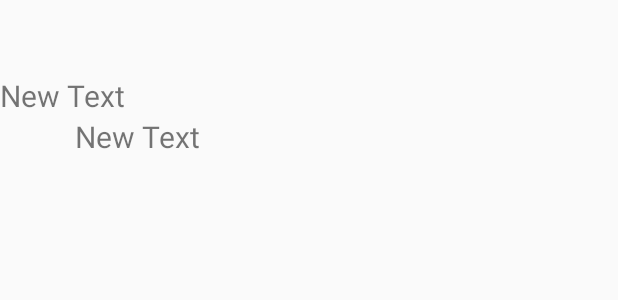
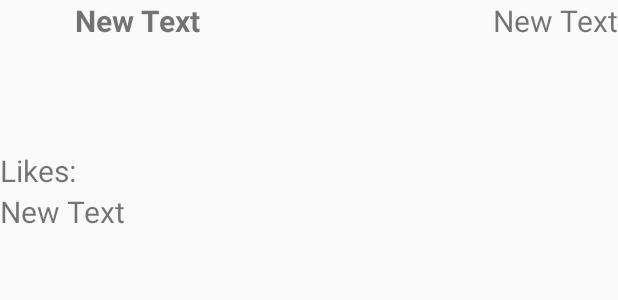
Before and after one commit to vimalathithanr/InstagramViewer, an Android app: the layout item_photo.xml on its own in the app's theme, with its tools: preview values and no code run, on a phone screen of 412 x 824 dp. Shown: the top 300 px of the screen. Run offline under Robolectric (Android 15) with nearby library versions, the phone set to English and light mode, and no system bars.

Commit message:
Mandatory requirements done.

```diff
--- a/app/build.gradle
+++ b/app/build.gradle
@@ -26,4 +26,5 @@ dependencies {
     compile 'com.android.support:design:23.1.1'
     compile 'com.loopj.android:android-async-http:1.4.9'
     compile 'com.squareup.picasso:picasso:2.5.2'
+    compile 'org.ocpsoft.prettytime:prettytime:1.0.8.Final'
 }
--- a/app/src/main/java/com/vimal/instagramviewer/InstagramPhoto.java
+++ b/app/src/main/java/com/vimal/instagramviewer/InstagramPhoto.java
@@ -10,6 +10,7 @@ public class InstagramPhoto {
     public int imageHeight;
     public int likesCount;
     public String profileUrl;
+    public long timeCreated;
 
 
 
--- a/app/src/main/res/layout/item_photo.xml
+++ b/app/src/main/res/layout/item_photo.xml
@@ -2,6 +2,36 @@
 <RelativeLayout xmlns:android="http://schemas.android.com/apk/res/android"
     android:layout_width="match_parent"
     android:layout_height="match_parent">
+
+    <ImageView
+        android:layout_width="50dp"
+        android:layout_height="wrap_content"
+        android:id="@+id/ivProfilePhoto"
+        android:minHeight="50dp"
+        android:layout_alignParentTop="true"
+        android:layout_alignParentLeft="true"
+        android:layout_alignParentStart="true" />
+
+    <TextView
+        android:layout_width="wrap_content"
+        android:layout_height="wrap_content"
+        android:text="New Text"
+        android:textSize="20sp"
+        android:id="@+id/tvUserName"
+        android:textStyle="bold"
+        android:layout_alignTop="@+id/ivProfilePhoto"
+        android:layout_toRightOf="@+id/ivProfilePhoto"
+        android:layout_toEndOf="@+id/ivProfilePhoto" />
+
+    <TextView
+        android:layout_width="wrap_content"
+        android:layout_height="wrap_content"
+        android:text="New Text"
+        android:textSize="20sp"
+        android:id="@+id/tvTime"
+        android:layout_alignParentTop="true"
+        android:layout_alignParentRight="true" />
+
 
     <ImageView
         android:layout_width="match_parent"
@@ -10,7 +40,16 @@
         android:adjustViewBounds="true"
         android:scaleType="fitXY"
         android:minHeight="50dp"
-        android:layout_alignParentTop="true"
+        android:layout_below="@+id/ivProfilePhoto" />
+
+    <TextView
+        android:layout_width="wrap_content"
+        android:layout_height="wrap_content"
+        android:text="Likes:"
+        android:id="@+id/tvLikes"
+        android:textSize="20sp"
+        android:ellipsize="end"
+        android:layout_below="@+id/ivPhoto"
         android:layout_alignParentLeft="true"
         android:layout_alignParentStart="true" />
 
@@ -22,27 +61,18 @@
         android:textSize="20sp"
         android:maxLines="3"
         android:ellipsize="end"
-        android:layout_below="@+id/ivPhoto"
-        android:layout_alignParentLeft="true"
-        android:layout_alignParentStart="true" />
-
-    <ImageView
-        android:layout_width="50dp"
-        android:layout_height="wrap_content"
-        android:id="@+id/ivProfilePhoto"
-        android:layout_below="@+id/tvCaption"
-        android:minHeight="50dp"
+        android:layout_below="@+id/tvLikes"
         android:layout_alignParentLeft="true"
         android:layout_alignParentStart="true" />
 
     <TextView
         android:layout_width="wrap_content"
         android:layout_height="wrap_content"
-        android:text="New Text"
-        android:textSize="20sp"
-        android:id="@+id/tvUserName"
-        android:layout_alignTop="@+id/ivProfilePhoto"
-        android:layout_toRightOf="@+id/ivProfilePhoto"
-        android:layout_toEndOf="@+id/ivProfilePhoto" />
+        android:id="@+id/textView"
+        android:singleLine = "false"
+        android:layout_below="@+id/tvCaption"
+        android:layout_alignParentLeft="true"
+        android:layout_alignParentStart="true" />
+
 
 </RelativeLayout>
```
Also changed, not shown: app/src/main/java/com/vimal/instagramviewer/InstagramPhotosAdapter.java (+27 -3 lines), app/src/main/java/com/vimal/instagramviewer/PhotosActivity.java (+32 -0 lines), app/src/main/res/layout/content_photos.xml (+13 -13 lines).
